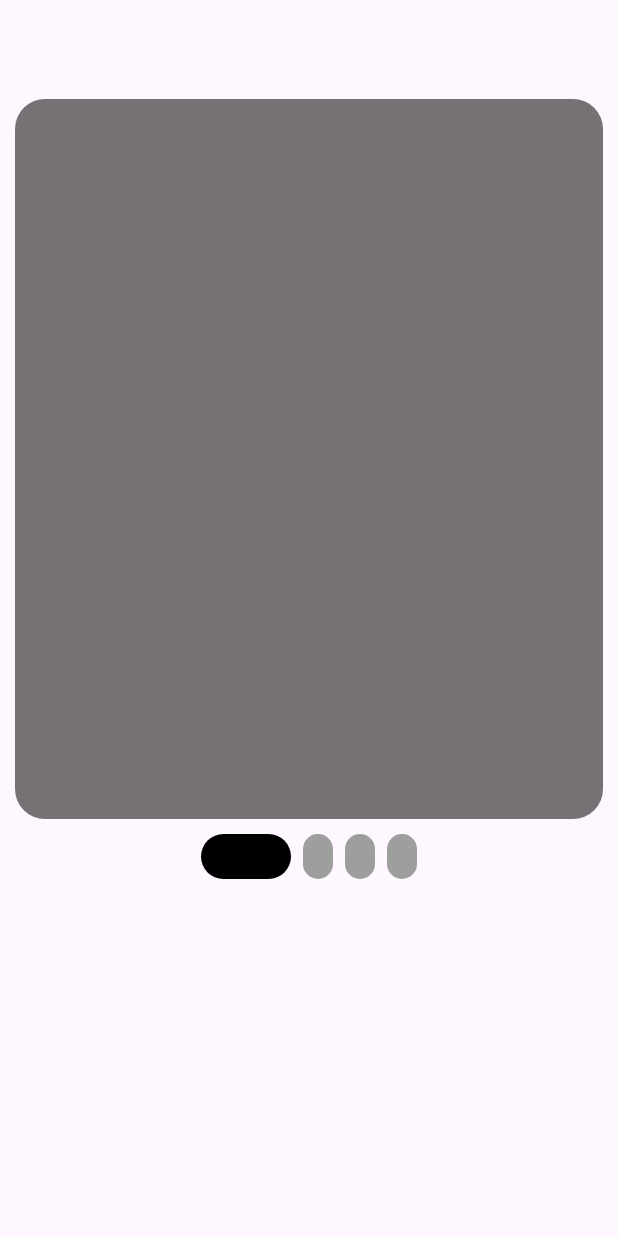
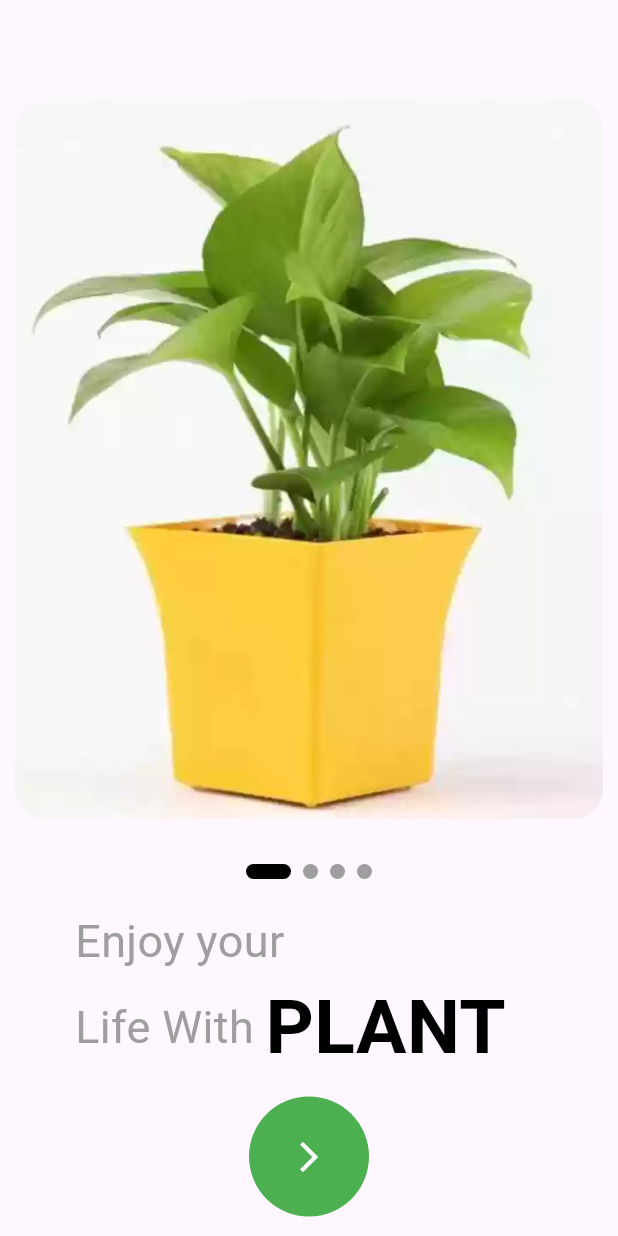
Before and after one commit to OscarNii/Plants-Shop-App-UI, a Flutter app: the screen it shows after launch, on a phone screen of 412 x 824 dp. Run offline on Flutter 3.47's test engine with Material 2 defaults, Android fonts, the phone set to English and light mode, and no system bars; drawn by our look-alikes of smooth_page_indicator; our stand-ins replace animated_splash_screen, page_transition.

Commit message:
Update UI of the first onboarding page and add 3 more pages with the strings inclusive

```diff
--- a/lib/Pages/pages1.dart
+++ b/lib/Pages/pages1.dart
@@ -1,3 +1,5 @@
+// ignore_for_file: prefer_const_constructors
+
 import 'package:flutter/material.dart';
 
 class Pages1 extends StatelessWidget {
@@ -12,7 +14,10 @@ class Pages1 extends StatelessWidget {
         child: ClipRRect(
           borderRadius: BorderRadius.circular(20),
           child: Container(
-            color: Colors.black54,
+            decoration: BoxDecoration(
+              image: DecorationImage(
+                  image: AssetImage("assets/plant1.png"), fit: BoxFit.cover),
+            ),
           ),
         ),
       ),
--- a/lib/StartUp/StartUp.dart
+++ b/lib/StartUp/StartUp.dart
@@ -26,14 +26,54 @@ class StartUp extends StatelessWidget {
               ],
             ),
           ),
+          SizedBox(height: 20),
           SmoothPageIndicator(
             controller: _controller,
             count: 4,
             effect: ExpandingDotsEffect(
               activeDotColor: Colors.black,
               dotColor: Colors.grey,
-              dotHeight: 30,
-              dotWidth: 20,
+              dotHeight: 10,
+              dotWidth: 10,
+            ),
+          ),
+          SizedBox(height: 20),
+          Padding(
+            padding: const EdgeInsets.only(left: 50),
+            child: Column(
+              crossAxisAlignment: CrossAxisAlignment.start,
+              children: [
+                Text(
+                  "Enjoy your",
+                  style: TextStyle(color: Colors.grey, fontSize: 30),
+                ),
+                Row(
+                  mainAxisAlignment: MainAxisAlignment.start,
+                  children: [
+                    Text(
+                      "Life With ",
+                      style: TextStyle(color: Colors.grey, fontSize: 30),
+                    ),
+                    Text(
+                      "PLANT",
+                      style: TextStyle(
+                        color: Colors.black,
+                        fontSize: 50,
+                        fontWeight: FontWeight.bold,
+                      ),
+                    ),
+                  ],
+                ),
+              ],
+            ),
+          ),
+          SizedBox(height: 10),
+          CircleAvatar(
+            radius: 40,
+            backgroundColor: Colors.green,
+            child: Icon(
+              Icons.arrow_forward_ios,
+              color: Colors.white,
             ),
           )
         ],
```
